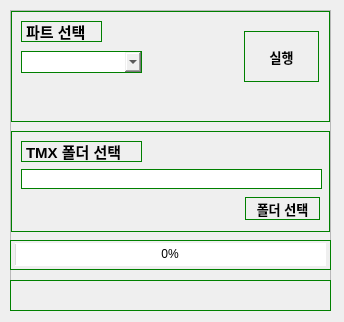
The window that TMX2XML-transform/libs/UI/root.ui (sonaspo85/Python-workspace) describes before a commit, drawn with Qt 5.
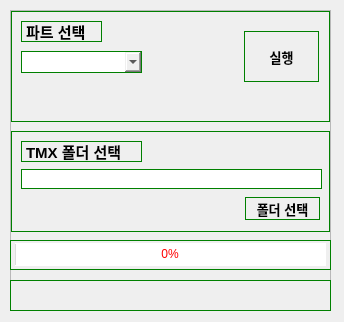
The same window after the commit.

Patch:
```diff
--- a/TMX2XML-transform/libs/UI/root.ui
+++ b/TMX2XML-transform/libs/UI/root.ui
@@ -72,7 +72,8 @@
        </size>
       </property>
       <property name="styleSheet">
-       <string notr="true">border-style: none;</string>
+       <string notr="true">border-style: none;
+color: red;</string>
       </property>
       <property name="value">
        <number>0</number>
```
